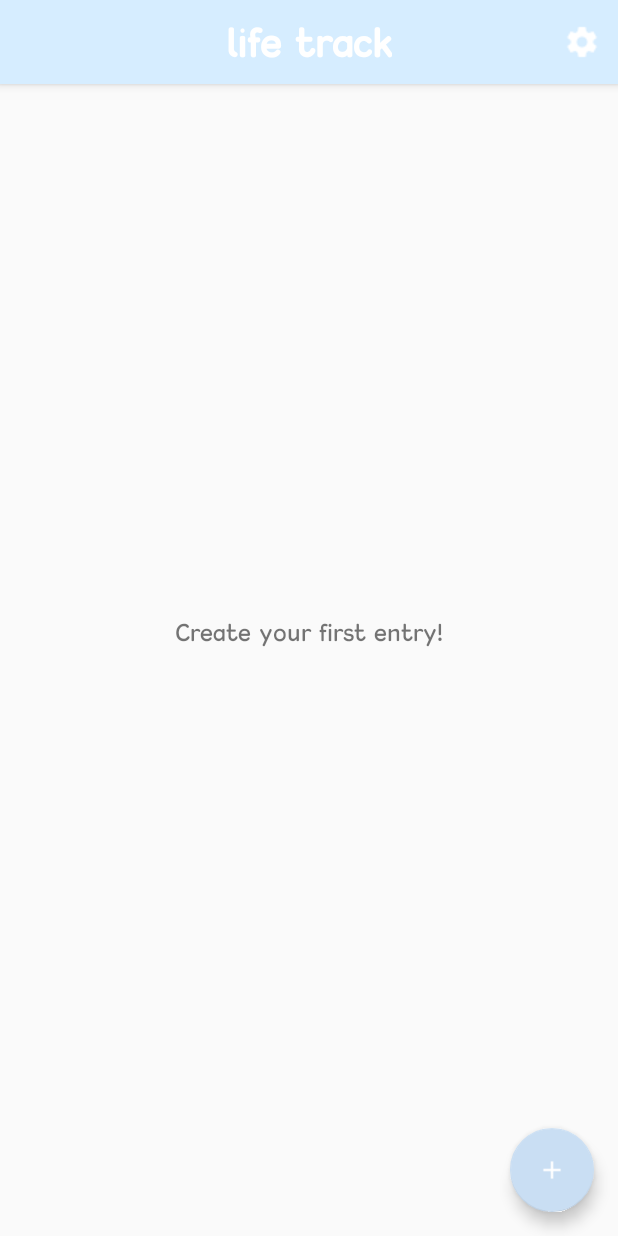
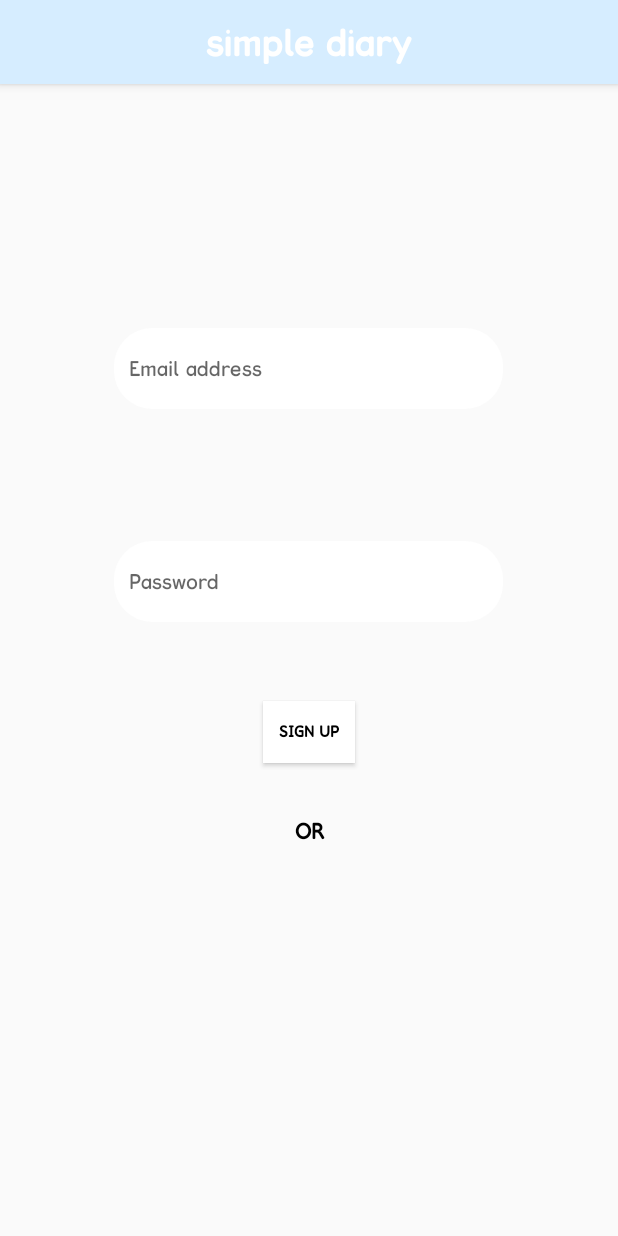
Before and after one commit to olivia-xie/life-track, an Android app: the screen it shows after launch (MainActivity before the commit, SignUpActivity after it), on a phone screen of 412 x 824 dp. Run offline under Robolectric (Android 15) with nearby library versions, the phone set to English and light mode, and no system bars; our stand-ins replace Firebase (no records; nobody signed in at launch, a user with empty details on screens opened directly).

Commit message:
add basic firebase email auth

```diff
--- a/app/build.gradle
+++ b/app/build.gradle
@@ -1,4 +1,5 @@
 apply plugin: 'com.android.application'
+apply plugin: 'com.google.gms.google-services'
 
 android {
     compileSdkVersion 28
@@ -25,6 +26,9 @@ dependencies {
     implementation 'com.android.support.constraint:constraint-layout:1.1.3'
     implementation 'com.android.support:design:28.0.0'
 
+    implementation 'com.google.firebase:firebase-auth:16.0.5'
+    implementation 'com.facebook.android:facebook-login:[5,6)'
+
     implementation 'com.andrognito.pinlockview:pinlockview:2.1.0'
 
     testImplementation 'junit:junit:4.12'
--- a/app/src/main/AndroidManifest.xml
+++ b/app/src/main/AndroidManifest.xml
@@ -4,7 +4,6 @@
 
     <uses-permission android:name="android.permission.INTERNET" />
     <uses-permission android:name="android.permission.USE_BIOMETRIC" />
-
 
     <application
         android:allowBackup="true"
@@ -14,8 +13,11 @@
         android:supportsRtl="true"
         android:theme="@style/AppTheme">
         <activity
+            android:name=".Activities.SignUpActivity"
+            android:theme="@style/AppTheme.NoActionBar"></activity>
+        <activity
             android:name=".Activities.LockScreenActivity"
-            android:theme="@style/AppTheme.NoActionBar"></activity>
+            android:theme="@style/AppTheme.NoActionBar" />
         <activity
             android:name=".Activities.EntryDetailActivity"
             android:label="@string/title_activity_entry_detail"
--- a/app/src/main/java/com/example/newdiary/Activities/LockScreenActivity.java
+++ b/app/src/main/java/com/example/newdiary/Activities/LockScreenActivity.java
@@ -30,7 +30,6 @@ public class LockScreenActivity extends AppCompatActivity {
         setContentView(R.layout.activity_lock_screen);
 
         final String actualPIN = getIntent().getStringExtra("actualPIN");
-        Toast.makeText(getApplicationContext(), actualPIN, Toast.LENGTH_LONG).show();
 
         pinLockView = findViewById(R.id.pinLockViewId);
         indicatorDots = findViewById(R.id.indicatorDotsId);
--- a/app/src/main/java/com/example/newdiary/Activities/MainActivity.java
+++ b/app/src/main/java/com/example/newdiary/Activities/MainActivity.java
@@ -52,12 +52,17 @@ public class MainActivity extends AppCompatActivity {
 
         sharedPrefs = new SharedPrefs(MainActivity.this);
 
+        if(true) {
+            Intent intent = new Intent(MainActivity.this, SignUpActivity.class);
+            startActivity(intent);
+        }
+
         // Checks if lock screen has been enabled by user and starts lock screen activity if true
-        if (sharedPrefs.getPasscodeOption()) {
+        /*if (sharedPrefs.getPasscodeOption()) {
             Intent intent = new Intent(MainActivity.this, LockScreenActivity.class);
             intent.putExtra("actualPIN", sharedPrefs.getPasscode());
             startActivity(intent);
-        }
+        }*/
 
         super.onCreate(savedInstanceState);
         setContentView(R.layout.activity_main);
--- /dev/null
+++ b/app/src/main/java/com/example/newdiary/Activities/SignUpActivity.java
@@ -0,0 +1,74 @@
+package com.example.newdiary.Activities;
+
+import android.support.annotation.NonNull;
+import android.support.v7.app.AppCompatActivity;
+import android.os.Bundle;
+import android.view.View;
+import android.widget.Button;
+import android.widget.EditText;
+import android.widget.Toast;
+
+import com.example.newdiary.R;
+import com.google.android.gms.tasks.OnCompleteListener;
+import com.google.android.gms.tasks.Task;
+import com.google.firebase.auth.AuthResult;
+import com.google.firebase.auth.FirebaseAuth;
+import com.google.firebase.auth.FirebaseUser;
+
+public class SignUpActivity extends AppCompatActivity {
+
+    private FirebaseAuth mAuth;
+    private EditText emailEditText;
+    private EditText passwordEditText;
+    private Button signUpButton;
+
+    private String email;
+    private String password;
+
+    @Override
+    protected void onCreate(Bundle savedInstanceState) {
+        super.onCreate(savedInstanceState);
+        setContentView(R.layout.activity_sign_up);
+
+        emailEditText = findViewById(R.id.emailEditTextId);
+        passwordEditText = findViewById(R.id.passwordEditTextId);
+        signUpButton = findViewById(R.id.signUpButtonId);
+
+        mAuth = FirebaseAuth.getInstance();
+
+        signUpButton.setOnClickListener(new View.OnClickListener() {
+            @Override
+            public void onClick(View v) {
+                email = emailEditText.getText().toString();
+                password = passwordEditText.getText().toString();
+
+                createAccount(email, password);
+            }
+        });
+    }
+
+    public void onStart() {
+        super.onStart();
+
+        FirebaseUser currentUser = mAuth.getCurrentUser();
+    }
+
+    private void createAccount(String emailAddress, String password) {
+
+        mAuth.createUserWithEmailAndPassword(emailAddress, password)
+                .addOnCompleteListener(this, new OnCompleteListener<AuthResult>() {
+                    @Override
+                    public void onComplete(@NonNull Task<AuthResult> task) {
+                        if (task.isSuccessful()) {
+                            Toast.makeText(getApplicationContext(), "sign up successful", Toast.LENGTH_LONG);
+                            FirebaseUser currUser = mAuth.getCurrentUser();
+                            finish();
+                        } else {
+                            Toast.makeText(getApplicationContext(), "Authentication failed.",
+                                    Toast.LENGTH_SHORT).show();
+                        }
+                    }
+                });
+    }
+
+}
--- /dev/null
+++ b/app/src/main/res/drawable/round_edit_text.xml
@@ -0,0 +1,10 @@
+<?xml version="1.0" encoding="utf-8"?>
+<shape xmlns:android="http://schemas.android.com/apk/res/android"
+    android:shape="rectangle" android:padding="15dp" android:layout_height="54dp" android:layout_width="259dp">
+    <solid android:color="#FFFFFF"/>
+    <corners
+        android:bottomRightRadius="25dp"
+        android:bottomLeftRadius="25dp"
+        android:topLeftRadius="25dp"
+        android:topRightRadius="25dp"/>
+</shape>
--- /dev/null
+++ b/app/src/main/res/layout/activity_sign_up.xml
@@ -0,0 +1,120 @@
+<?xml version="1.0" encoding="utf-8"?>
+<android.support.constraint.ConstraintLayout xmlns:android="http://schemas.android.com/apk/res/android"
+    xmlns:app="http://schemas.android.com/apk/res-auto"
+    xmlns:tools="http://schemas.android.com/tools"
+    android:layout_width="match_parent"
+    android:layout_height="match_parent"
+    tools:context=".Activities.SignUpActivity">
+
+    <android.support.design.widget.AppBarLayout
+        android:id="@+id/appBarLayout"
+        android:layout_width="match_parent"
+        android:layout_height="wrap_content"
+        android:theme="@style/AppTheme.AppBarOverlay"
+        app:layout_constraintEnd_toEndOf="parent"
+        app:layout_constraintStart_toStartOf="parent"
+        app:layout_constraintTop_toTopOf="parent">
+
+        <android.support.v7.widget.Toolbar
+            android:id="@+id/toolbar"
+            android:layout_width="match_parent"
+            android:layout_height="?attr/actionBarSize"
+            android:background="?attr/colorPrimary"
+            app:title=" ">
+
+            <TextView
+                android:layout_width="wrap_content"
+                android:layout_height="wrap_content"
+                android:layout_gravity="center"
+                android:fontFamily="@font/kingthings"
+                android:text="@string/app_name"
+                android:textColor="@android:color/white"
+                android:textSize="23sp"
+                android:textStyle="bold" />
+
+        </android.support.v7.widget.Toolbar>
+
+    </android.support.design.widget.AppBarLayout>
+
+    <EditText
+        android:id="@+id/emailEditTextId"
+        android:layout_width="259dp"
+        android:layout_height="54dp"
+        android:layout_marginStart="76dp"
+        android:layout_marginTop="143dp"
+        android:layout_marginEnd="76dp"
+        android:layout_marginBottom="34dp"
+        android:background="@drawable/round_edit_text"
+        android:ems="10"
+        android:fontFamily="@font/kingthings"
+        android:hint="Email address"
+        android:inputType="textPersonName"
+        android:paddingLeft="10dp"
+        android:textSize="13sp"
+        app:layout_constraintBottom_toTopOf="@+id/passwordEditTextId"
+        app:layout_constraintEnd_toEndOf="parent"
+        app:layout_constraintHorizontal_bias="0.0"
+        app:layout_constraintStart_toStartOf="parent"
+        app:layout_constraintTop_toBottomOf="@+id/appBarLayout" />
+
+    <EditText
+        android:id="@+id/passwordEditTextId"
+        android:layout_width="259dp"
+        android:layout_height="54dp"
+        android:layout_marginStart="76dp"
+        android:layout_marginTop="34dp"
+        android:layout_marginEnd="76dp"
+        android:layout_marginBottom="390dp"
+        android:background="@drawable/round_edit_text"
+        android:ems="10"
+        android:fontFamily="@font/kingthings"
+        android:hint="Password"
+        android:inputType="textPersonName|textPassword"
+        android:paddingLeft="10dp"
+        android:textSize="13sp"
+        app:layout_constraintBottom_toBottomOf="parent"
+        app:layout_constraintEnd_toEndOf="parent"
+        app:layout_constraintHorizontal_bias="0.0"
+        app:layout_constraintStart_toStartOf="parent"
+        app:layout_constraintTop_toBottomOf="@+id/emailEditTextId" />
+
+    <Button
+        android:id="@+id/signUpButtonId"
+        android:layout_width="61dp"
+        android:layout_height="41dp"
+        android:layout_marginStart="176dp"
+        android:layout_marginTop="38dp"
+        android:layout_marginEnd="175dp"
+        android:layout_marginBottom="300dp"
+        android:background="@android:color/white"
+        android:fontFamily="@font/kingthings"
+        android:shadowColor="#FFFFFF"
+        android:text="sign up"
+        android:textColor="@android:color/background_dark"
+        android:textSize="10sp"
+        android:textStyle="bold"
+        app:layout_constraintBottom_toBottomOf="parent"
+        app:layout_constraintEnd_toEndOf="parent"
+        app:layout_constraintHorizontal_bias="1.0"
+        app:layout_constraintStart_toStartOf="parent"
+        app:layout_constraintTop_toBottomOf="@+id/passwordEditTextId" />
+
+    <TextView
+        android:id="@+id/textView2"
+        android:layout_width="127dp"
+        android:layout_height="wrap_content"
+        android:layout_marginStart="142dp"
+        android:layout_marginTop="28dp"
+        android:layout_marginEnd="142dp"
+        android:layout_marginBottom="253dp"
+        android:fontFamily="@font/kingthings"
+        android:gravity="center"
+        android:text="OR"
+        android:textColor="@android:color/background_dark"
+        android:textStyle="bold"
+        app:layout_constraintBottom_toBottomOf="parent"
+        app:layout_constraintEnd_toEndOf="parent"
+        app:layout_constraintStart_toStartOf="parent"
+        app:layout_constraintTop_toBottomOf="@+id/signUpButtonId" />
+
+</android.support.constraint.ConstraintLayout>
--- a/app/src/main/res/values/strings.xml
+++ b/app/src/main/res/values/strings.xml
@@ -1,5 +1,5 @@
 <resources>
-    <string name="app_name">life track</string>
+    <string name="app_name">simple diary</string>
     <string name="action_settings">Settings</string>
     <string name="choose_date">Choose Date</string>
     <string name="ok">Ok</string>
--- a/build.gradle
+++ b/build.gradle
@@ -3,11 +3,13 @@
 buildscript {
     repositories {
         google()
+        jcenter()
         maven { url "http://jcenter.bintray.com"}
 
     }
     dependencies {
         classpath 'com.android.tools.build:gradle:3.4.1'
+        classpath 'com.google.gms:google-services:4.2.0'
 
         // NOTE: Do not place your application dependencies here; they belong
         // in the individual module build.gradle files
@@ -17,6 +19,7 @@ buildscript {
 allprojects {
     repositories {
         google()
+        jcenter()
         maven { url "http://jcenter.bintray.com"}
 
     }
```
